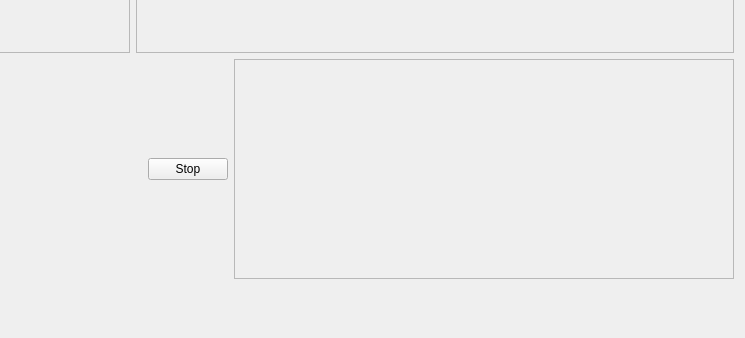
Old version of the form actividad3/src/mainUI.ui in the repository gmegiash/Proyecto_Robotica_25-26; both pictures show x 479 to 1224 and y 258 to 596 of the 1224 by 773 pixel window.
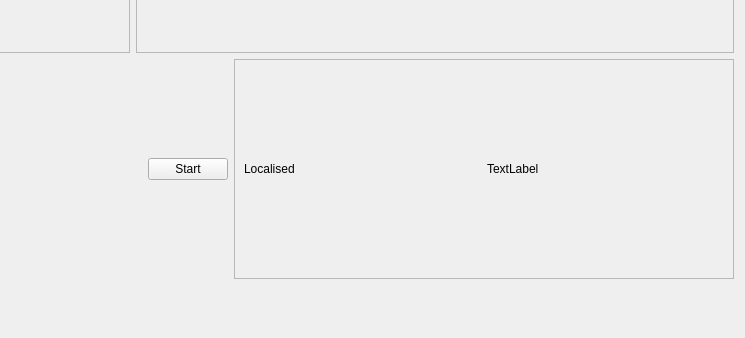
New version of the form.

Commit message: Terminada actividad 3

The edit to the form file:
```diff
--- a/actividad3/src/mainUI.ui
+++ b/actividad3/src/mainUI.ui
@@ -202,7 +202,7 @@
          <item>
           <widget class="QPushButton" name="pushButton_stop">
            <property name="text">
-            <string>Stop</string>
+            <string>Start</string>
            </property>
            <property name="checkable">
             <bool>true</bool>
@@ -225,6 +225,26 @@
          <property name="frameShadow">
           <enum>QFrame::Raised</enum>
          </property>
+         <layout class="QVBoxLayout" name="verticalLayout_3">
+          <item>
+           <layout class="QHBoxLayout" name="horizontalLayout_10">
+            <item>
+             <widget class="QLabel" name="label_localised_name">
+              <property name="text">
+               <string>Localised</string>
+              </property>
+             </widget>
+            </item>
+            <item>
+             <widget class="QLabel" name="label_localised">
+              <property name="text">
+               <string>TextLabel</string>
+              </property>
+             </widget>
+            </item>
+           </layout>
+          </item>
+         </layout>
         </widget>
        </item>
       </layout>
```
The commit also changes 2 other files.
